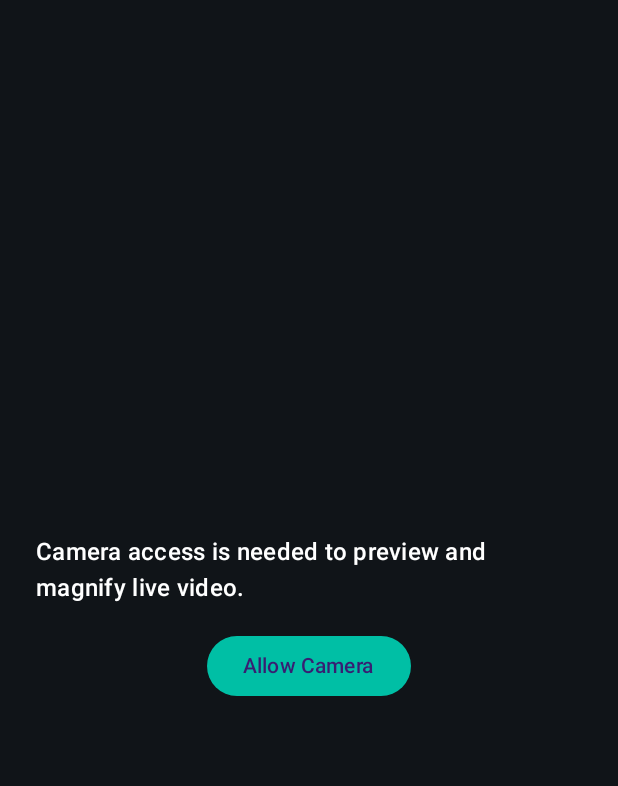
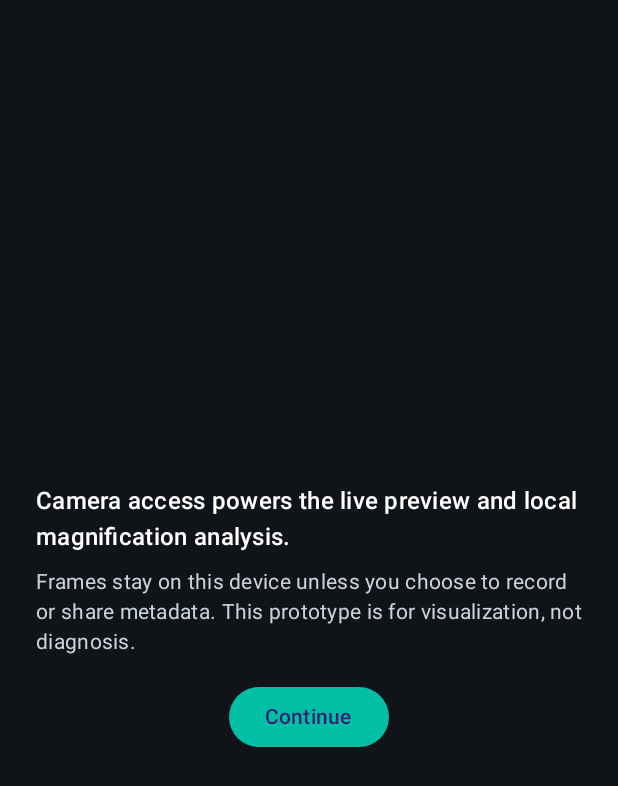
Before and after one commit to dnrohr/eulerian-magnification, an Android app built with Jetpack Compose: the composable PermissionPane shown on its own in the app's theme, on a phone screen of 412 x 824 dp. Shown: the top 786 px of the screen. Run offline under Robolectric (Android 15) with nearby library versions, the phone set to English and light mode, and no system bars; libraries missing offline, so code that uses them is left out: androidx.camera.camera2, androidx.camera.core, androidx.camera.lifecycle, androidx.camera.view; 2 statements that could not run were skipped.

Commit message:
Add launcher icon and permission copy

```diff
--- a/app/src/main/AndroidManifest.xml
+++ b/app/src/main/AndroidManifest.xml
@@ -7,7 +7,9 @@
 
     <application
         android:allowBackup="true"
+        android:icon="@mipmap/ic_launcher"
         android:label="@string/app_name"
+        android:roundIcon="@mipmap/ic_launcher_round"
         android:supportsRtl="true"
         android:theme="@style/AppTheme">
         <provider
--- a/app/src/main/java/com/dnrohr/eulerianmagnification/MainActivity.kt
+++ b/app/src/main/java/com/dnrohr/eulerianmagnification/MainActivity.kt
@@ -654,13 +654,19 @@ private fun PermissionPane(onRequestPermission: () -> Unit) {
         horizontalAlignment = Alignment.CenterHorizontally,
     ) {
         Text(
-            text = "Camera access is needed to preview and magnify live video.",
+            text = "Camera access powers the live preview and local magnification analysis.",
             color = Color.White,
             style = MaterialTheme.typography.titleMedium,
         )
+        Spacer(modifier = Modifier.height(8.dp))
+        Text(
+            text = "Frames stay on this device unless you choose to record or share metadata. This prototype is for visualization, not diagnosis.",
+            color = Color(0xFFC8D3DC),
+            style = MaterialTheme.typography.bodyMedium,
+        )
         Spacer(modifier = Modifier.height(16.dp))
         Button(onClick = onRequestPermission) {
-            Text("Allow Camera")
+            Text("Continue")
         }
     }
 }
--- /dev/null
+++ b/app/src/main/res/mipmap-anydpi-v26/ic_launcher.xml
@@ -0,0 +1,4 @@
+<adaptive-icon xmlns:android="http://schemas.android.com/apk/res/android">
+    <background android:drawable="@drawable/ic_launcher_background" />
+    <foreground android:drawable="@drawable/ic_launcher_foreground" />
+</adaptive-icon>
--- /dev/null
+++ b/app/src/main/res/mipmap-anydpi-v26/ic_launcher_round.xml
@@ -0,0 +1,4 @@
+<adaptive-icon xmlns:android="http://schemas.android.com/apk/res/android">
+    <background android:drawable="@drawable/ic_launcher_background" />
+    <foreground android:drawable="@drawable/ic_launcher_foreground" />
+</adaptive-icon>
```
Also changed, not shown: app/src/main/res/drawable/ic_launcher_background.xml (added, +15 -0 lines), app/src/main/res/drawable/ic_launcher_foreground.xml (added, +18 -0 lines), 1 other file.
